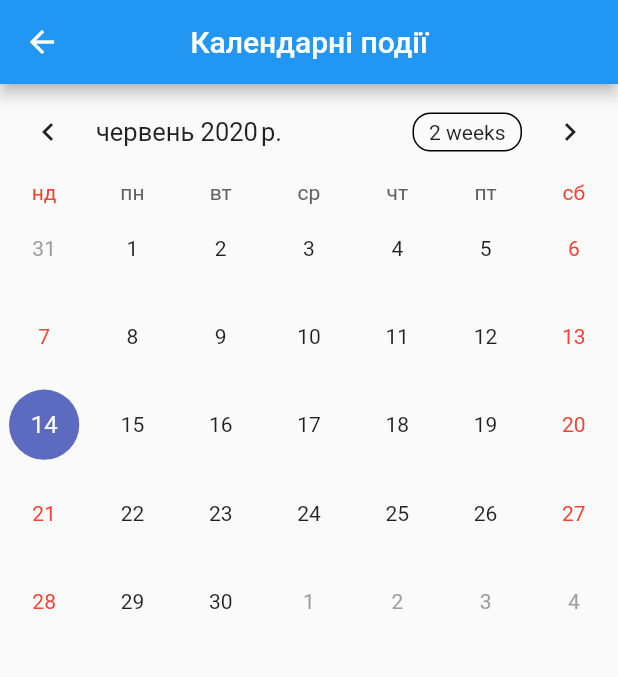
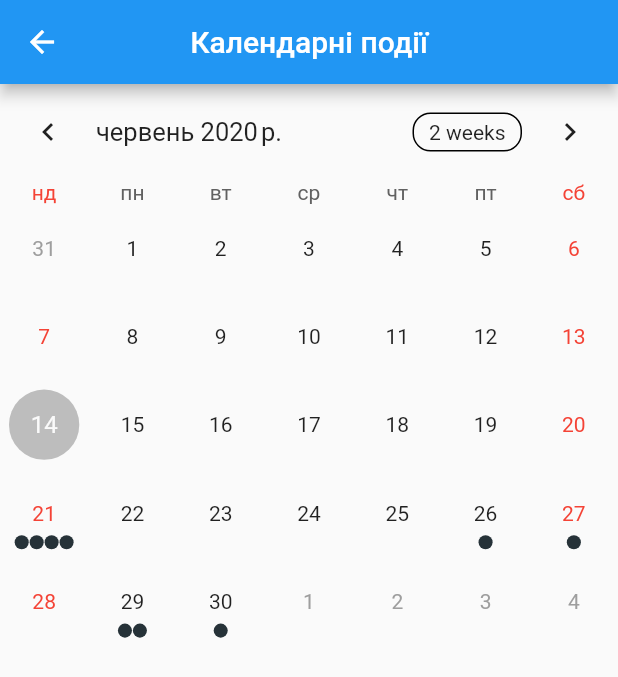
Before and after one commit to MarkYarchak/flutter_events, a Flutter app: the screen it shows after launch, after a tap on the "calendar today" icon, on a phone screen of 412 x 824 dp. Shown: the top 677 px of the screen. Run offline on Flutter 3.47's test engine with Material 2 defaults, Android fonts, the phone set to English and light mode, and no system bars; drawn by our look-alikes of table_calendar; our stand-ins replace google_maps_flutter, sembast; network calls fail.

Commit message:
calendar local ready

```diff
--- a/lib/account/events/calendar_page.dart
+++ b/lib/account/events/calendar_page.dart
@@ -1,5 +1,6 @@
 import 'package:flutter/material.dart';
 import 'package:table_calendar/table_calendar.dart';
+import './events_state.dart';
 
 class CalendarViewPage extends StatefulWidget {
 
@@ -18,8 +19,60 @@ class CalendarViewState extends State<CalendarViewPage> {
     super.dispose();
   }
 
+  List<Widget> _buildEventList = [];
+
   @override
   Widget build(BuildContext context) {
+
+    final Map<DateTime, List<SportEvent>> _calendarEvents = {
+//      DateTime(2020, 6, 18): ['Гра у теніс'],
+//      DateTime(2020, 6, 19): ['Футбол'],
+//      DateTime(2020, 4, 14): ['Волейбол'],
+//      DateTime(2020, 4, 21): ['Турніки'],
+//      DateTime(2020, 6, 22): ['Шукаю гравця для настільного тенісу', 'Команди для боулінгу'],
+    };
+
+    dateOnlyDayLimitation(DateTime date) {
+      return DateTime(date.year, date.month, date.day);
+    }
+
+    sportEventsList.forEach((SportEvent event) {
+      var ref = _calendarEvents[dateOnlyDayLimitation(event.date)];
+      _calendarEvents[dateOnlyDayLimitation(event.date)] = [...(ref != null && ref.length != 0 ? ref : []), event];
+      return;
+    });
+
+    Widget oneEventListItem(SportEvent event) {
+      final textDateHours = event.date.hour < 10 ? '0${event.date.hour}' : event.date.hour;
+      final textDateMinutes = event.date.minute < 10 ? '0${event.date.minute}' : event.date.minute;
+      final textDate = '$textDateHours:$textDateMinutes';
+
+      return Container(
+        decoration: BoxDecoration(
+          border: Border.all(width: 0.8),
+          borderRadius: BorderRadius.circular(12.0),
+        ),
+        margin: const EdgeInsets.symmetric(horizontal: 8.0, vertical: 4.0),
+        child: ListTile(
+          title: Text(event.title),
+          leading: Text(textDate),
+          onTap: () => print('${event.title} tapped!'),
+        ),
+      );
+    }
+
+    DateTime currentDateSubtractWeek() {
+      final date = DateTime.now();
+      return DateTime(date.year, date.month, date.day - 7);
+    }
+
+    _updateSelectedEventsList(DateTime day, List<dynamic> events) {
+      events.sort((a, b) => a.date.millisecondsSinceEpoch.compareTo(b.date.millisecondsSinceEpoch));
+      setState(() {
+        _buildEventList = events.map((event) => oneEventListItem(event)).toList();
+      });
+    }
+
     return Scaffold(
       appBar: AppBar(
         centerTitle: true,
@@ -29,18 +82,27 @@ class CalendarViewState extends State<CalendarViewPage> {
         ),
       ),
       body: SingleChildScrollView(
-        child: Container(
-          child: TableCalendar(
-            locale: 'uk_UK',
-            holidays: {
-              DateTime(2020, 5, 1): ['New Year\'s Day'],
-              DateTime(2020, 4, 6): ['Epiphany'],
-              DateTime(2020, 4, 14): ['Valentine\'s Day'],
-              DateTime(2020, 4, 21): ['Easter Sunday'],
-              DateTime(2020, 4, 22): ['Easter Monday'],
-            },
-            calendarController: this._calendarController,
-          ),
+        child: Column(
+          children: <Widget>[
+            Container(
+              child: TableCalendar(
+                locale: 'uk_UK',
+                calendarStyle: CalendarStyle(
+                  todayColor: Colors.blue[400],
+                  selectedColor: Colors.grey[400], // Colors.yellow[600]
+                ),
+                startDay: currentDateSubtractWeek(),
+                events: _calendarEvents,
+                onDaySelected: _updateSelectedEventsList,
+                calendarController: this._calendarController,
+              ),
+            ),
+            Container(
+              child: Column(
+                children: _buildEventList,
+              ),
+            ),
+          ],
         ),
       ),
     );
--- a/lib/account/events/events.dart
+++ b/lib/account/events/events.dart
@@ -1,4 +1,5 @@
 import 'package:flutter/material.dart';
+import './events_state.dart';
 
 class EventsPage extends StatefulWidget {
 
@@ -6,40 +7,6 @@ class EventsPage extends StatefulWidget {
   _EventsPageState createState() => _EventsPageState();
 }
 
-class EventLocation {
-  num _longitude;
-  num _latitude;
-
-  EventLocation(this._longitude, this._latitude);
-}
-
-class SportEvent {
-  String title;
-  String description;
-  String type;
-  EventLocation location;
-  DateTime date;
-  int duration;
-  int price;
-  int membersCount;
-  int skillLevel;
-  String authorId;
-  DateTime createDate;
-
-  SportEvent({
-    this.title,
-    this.description,
-    this.type,
-    this.location,
-    this.date,
-    this.duration,
-    this.price,
-    this.membersCount,
-    this.skillLevel,
-    this.authorId,
-    this.createDate
-  });
-}
 
 class _EventsPageState extends State<EventsPage> {
 
@@ -56,18 +23,7 @@ class _EventsPageState extends State<EventsPage> {
   Widget build(BuildContext context) {
     final _biggerFont = const TextStyle(fontSize: 16);
 
-    final List eventsListItems = <SportEvent>[
-      SportEvent(title: 'Гра у футбол', date: DateTime(2020, 7, 8, 12, 0)),
-      SportEvent(title: 'Пробіжка', date: DateTime(2020, 6, 27, 8)),
-      SportEvent(title: 'Шукаємо команду для гри у волейбол', date: DateTime(2020, 6, 29, 14)),
-      SportEvent(title: 'Гра у теніс', date: DateTime(2020, 6, 29, 12, 30)),
-      SportEvent(title: 'Баскетбол', date: DateTime(2020, 6, 30, 16, 15)),
-      SportEvent(title: 'Шукаю гравця для настільного теніса', date: DateTime(2020, 6, 21, 13, 30)),
-      SportEvent(title: 'Команди для боулінгу', date: DateTime(2020, 6, 21, 10)),
-      SportEvent(title: 'Турніки', date: DateTime(2020, 6, 21, 12, 40)),
-      SportEvent(title: 'Баскетбол', date: DateTime(2020, 6, 21, 15, 20)),
-      SportEvent(title: 'Пробіжка в парку', date: DateTime(2020, 26, 10, 9, 50)),
-    ];
+    final List eventsListItems = sportEventsList;
 
     final filteredEventsList = eventsListItems.where((event) => getDateFullDay(event.date/* + DateTime.tryParse(event.duration ?? 0)*/) >= getDateFullDay(DateTime.now())).toList();
 
--- /dev/null
+++ b/lib/account/events/events_state.dart
@@ -0,0 +1,47 @@
+class EventLocation {
+  num _longitude;
+  num _latitude;
+
+  EventLocation(this._longitude, this._latitude);
+}
+
+class SportEvent {
+  String title;
+  String description;
+  String type;
+  EventLocation location;
+  DateTime date;
+  int duration;
+  int price;
+  int membersCount;
+  int skillLevel;
+  String authorId;
+  DateTime createDate;
+
+  SportEvent({
+    this.title,
+    this.description,
+    this.type,
+    this.location,
+    this.date,
+    this.duration,
+    this.price,
+    this.membersCount,
+    this.skillLevel,
+    this.authorId,
+    this.createDate
+  });
+}
+
+final sportEventsList = <SportEvent>[
+  SportEvent(title: 'Гра у футбол', date: DateTime(2020, 7, 8, 12, 0)),
+  SportEvent(title: 'Пробіжка', date: DateTime(2020, 6, 27, 8)),
+  SportEvent(title: 'Шукаємо команду для гри у волейбол', date: DateTime(2020, 6, 29, 14)),
+  SportEvent(title: 'Гра у теніс', date: DateTime(2020, 6, 29, 12, 30)),
+  SportEvent(title: 'Баскетбол', date: DateTime(2020, 6, 30, 16, 15)),
+  SportEvent(title: 'Шукаю гравця для настільного теніса', date: DateTime(2020, 6, 21, 13, 30)),
+  SportEvent(title: 'Команди для боулінгу', date: DateTime(2020, 6, 21, 10)),
+  SportEvent(title: 'Турніки', date: DateTime(2020, 6, 21, 12, 40)),
+  SportEvent(title: 'Баскетбол', date: DateTime(2020, 6, 21, 15, 20)),
+  SportEvent(title: 'Пробіжка в парку', date: DateTime(2020, 6, 26, 9, 50)),
+];
```
